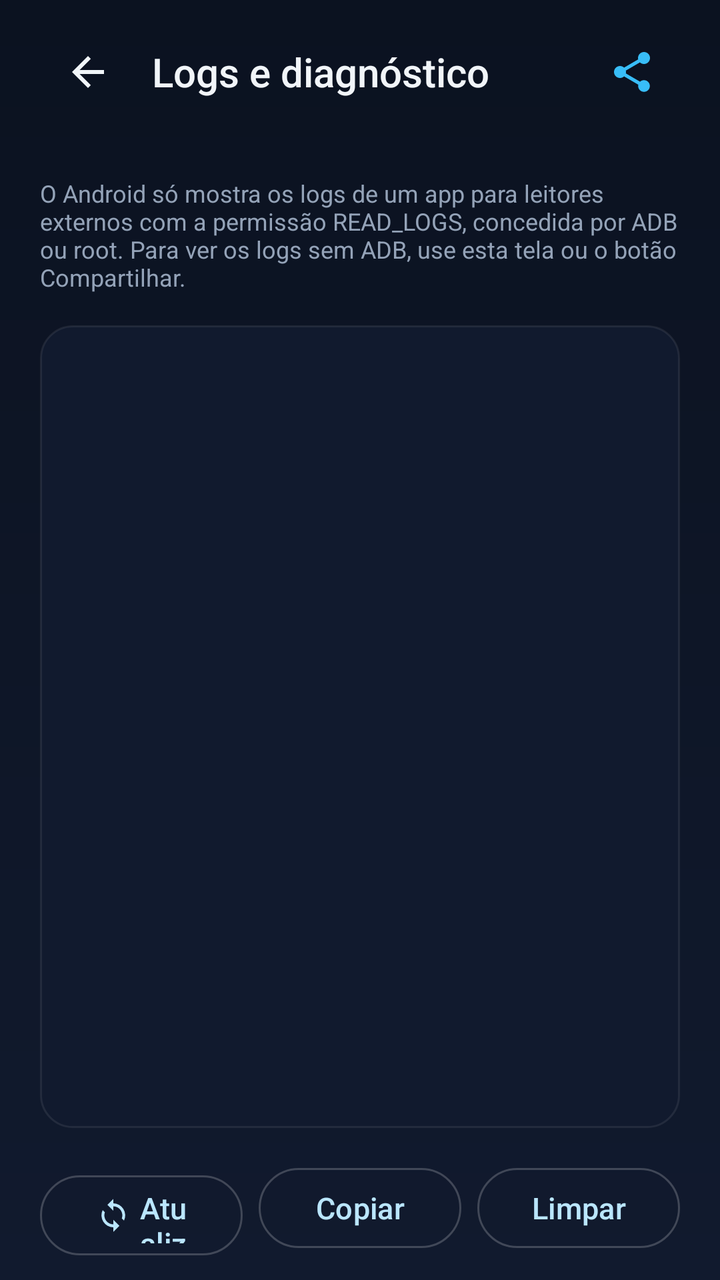
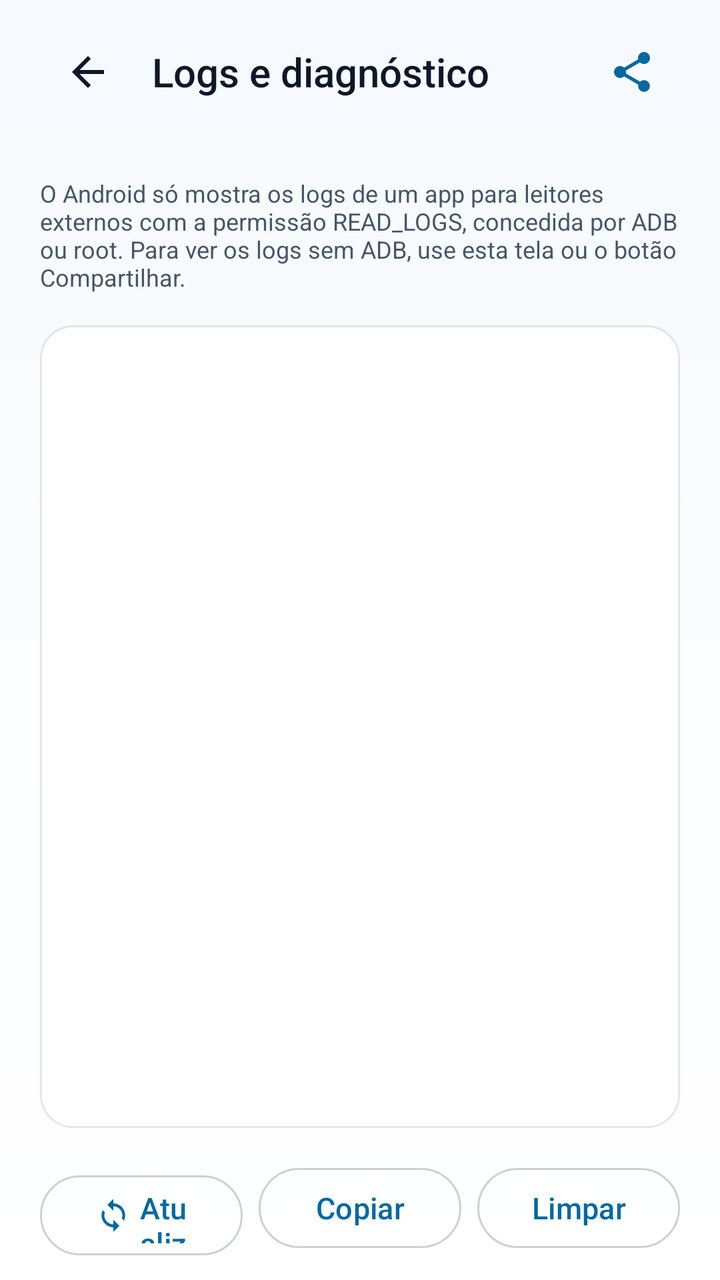

Before-and-after screenshots of an Android layout around one commit, followed by the original layout XML and the change that was made.
<!-- AndroidManifest.xml: application theme Theme.MystMusic -->
<!-- res/layout/activity_logs.xml -->
<?xml version="1.0" encoding="utf-8"?>
<LinearLayout xmlns:android="http://schemas.android.com/apk/res/android"
    xmlns:app="http://schemas.android.com/apk/res-auto"
    android:id="@+id/logsRoot"
    android:layout_width="match_parent"
    android:layout_height="match_parent"
    android:background="@drawable/bg_app"
    android:orientation="vertical"
    android:paddingStart="@dimen/screen_margin"
    android:paddingTop="@dimen/screen_margin_small"
    android:paddingEnd="@dimen/screen_margin"
    android:paddingBottom="@dimen/screen_margin_small">

    <LinearLayout
        android:layout_width="match_parent"
        android:layout_height="wrap_content"
        android:gravity="center_vertical"
        android:orientation="horizontal">

        <ImageButton
            android:id="@+id/logsBack"
            android:layout_width="@dimen/touch_target"
            android:layout_height="@dimen/touch_target"
            android:background="?attr/selectableItemBackgroundBorderless"
            android:contentDescription="@string/common_back"
            android:src="@drawable/ic_back"
            app:tint="@color/text" />

        <TextView
            android:layout_width="0dp"
            android:layout_height="wrap_content"
            android:layout_marginStart="@dimen/space_s"
            android:layout_weight="1"
            android:fontFamily="sans-serif-medium"
            android:text="@string/logs_title"
            android:textColor="@color/text"
            android:textSize="@dimen/text_title" />

        <ImageButton
            android:id="@+id/logsShare"
            android:layout_width="@dimen/touch_target"
            android:layout_height="@dimen/touch_target"
            android:background="?attr/selectableItemBackgroundBorderless"
            android:contentDescription="@string/logs_share"
            android:src="@drawable/ic_share"
            app:tint="@color/sky_400" />
    </LinearLayout>

    <TextView
        android:id="@+id/logsPath"
        android:layout_width="match_parent"
        android:layout_height="wrap_content"
        android:layout_marginTop="@dimen/space_s"
        android:textColor="@color/text_dim"
        android:textSize="@dimen/text_small" />

    <TextView
        android:id="@+id/logsHint"
        android:layout_width="match_parent"
        android:layout_height="wrap_content"
        android:layout_marginTop="@dimen/space_xs"
        android:text="@string/logs_logcat_hint"
        android:textColor="@color/text_dim"
        android:textSize="@dimen/text_small" />

    <ScrollView
        android:id="@+id/logsScroll"
        android:layout_width="match_parent"
        android:layout_height="0dp"
        android:layout_marginTop="@dimen/space_m"
        android:layout_weight="1"
        android:background="@drawable/bg_card"
        android:fillViewport="true"
        android:focusable="true"
        android:padding="@dimen/space_m"
        android:scrollbars="vertical">

        <TextView
            android:id="@+id/logsText"
            android:layout_width="match_parent"
            android:layout_height="wrap_content"
            android:fontFamily="monospace"
            android:textColor="@color/text"
            android:textIsSelectable="true"
            android:textSize="@dimen/text_small" />
    </ScrollView>

    <LinearLayout
        android:layout_width="match_parent"
        android:layout_height="wrap_content"
        android:layout_marginTop="@dimen/space_m"
        android:orientation="horizontal">

        <com.google.android.material.button.MaterialButton
            android:id="@+id/logsRefresh"
            style="@style/Widget.MystMusic.Button.Secondary"
            android:layout_width="0dp"
            android:layout_height="@dimen/touch_target"
            android:layout_weight="1"
            android:text="@string/logs_refresh"
            app:icon="@drawable/ic_sync"
            app:iconGravity="textStart"
            app:iconPadding="@dimen/space_xs" />

        <com.google.android.material.button.MaterialButton
            android:id="@+id/logsCopy"
            style="@style/Widget.MystMusic.Button.Secondary"
            android:layout_width="0dp"
            android:layout_height="@dimen/touch_target"
            android:layout_marginStart="@dimen/space_s"
            android:layout_weight="1"
            android:text="@string/logs_copy" />

        <com.google.android.material.button.MaterialButton
            android:id="@+id/logsClear"
            style="@style/Widget.MystMusic.Button.Secondary"
            android:layout_width="0dp"
            android:layout_height="@dimen/touch_target"
            android:layout_marginStart="@dimen/space_s"
            android:layout_weight="1"
            android:text="@string/logs_clear" />
    </LinearLayout>
</LinearLayout>
<!-- resources referenced by this layout -->
<resources>
  <color name="text">#F1F5F9</color>
  <color name="text_dim">#94A3B8</color>
  <!-- drawable bg_app (drawable) -->
  <?xml version="1.0" encoding="utf-8"?>
  <shape xmlns:android="http://schemas.android.com/apk/res/android" android:shape="rectangle">
      <gradient android:angle="270" android:startColor="@color/bg" android:endColor="@color/surface" />
  </shape>
  <!-- drawable bg_card (drawable) -->
  <?xml version="1.0" encoding="utf-8"?>
  <shape xmlns:android="http://schemas.android.com/apk/res/android" android:shape="rectangle">
      <solid android:color="@color/surface" />
      <corners android:radius="16dp" />
      <stroke android:width="1dp" android:color="@color/white_8" />
  </shape>
  <style name="Widget.MystMusic.Button.Secondary" parent="Widget.Material3.Button.OutlinedButton">
          <item name="android:textColor">@color/sky_200</item>
          <item name="strokeColor">@color/white_20</item>
          <item name="cornerRadius">24dp</item>
          <item name="android:textAllCaps">false</item>
          <item name="android:textSize">@dimen/text_button</item>
          <item name="android:minHeight">@dimen/touch_target</item>
          <item name="iconTint">@color/sky_200</item>
      </style>
  <style name="Theme.MystMusic" parent="Theme.Material3.Dark.NoActionBar">
          <item name="colorPrimary">@color/sky_400</item>
          <item name="colorOnPrimary">@color/bg</item>
          <item name="colorPrimaryContainer">@color/sky_500</item>
          <item name="colorOnPrimaryContainer">@color/bg</item>
          <item name="colorSecondary">@color/sky_500</item>
          <item name="colorOnSecondary">@color/text</item>
          <item name="colorSurface">@color/surface</item>
          <item name="colorOnSurface">@color/text</item>
          <item name="colorOnSurfaceVariant">@color/text_dim</item>
          <item name="colorError">@color/error</item>
          <item name="android:colorBackground">@color/bg</item>
          <item name="android:windowBackground">@drawable/bg_app</item>
          <item name="android:statusBarColor">@android:color/transparent</item>
          <item name="android:navigationBarColor">@android:color/transparent</item>
          <item name="android:windowLightStatusBar">false</item>
          <item name="android:windowLightNavigationBar">false</item>
          <item name="android:windowDrawsSystemBarBackgrounds">true</item>
          <item name="android:textColorPrimary">@color/text</item>
          <item name="android:textColorSecondary">@color/text_dim</item>
          <item name="materialAlertDialogTheme">@style/ThemeOverlay.MystMusic.Dialog</item>
          <item name="bottomSheetDialogTheme">@style/ThemeOverlay.MystMusic.BottomSheet</item>
          <item name="android:windowAnimationStyle">@style/Animation.MystMusic.Window</item>
          <item name="android:windowContentTransitions">true</item>
          <item name="android:forceDarkAllowed" tools:targetApi="q">false</item>
      </style>
  <color name="bg">#0B1220</color>
  <color name="surface">#111A2E</color>
  <color name="white_8">#14FFFFFF</color>
  <color name="sky_200">#BAE6FD</color>
  <color name="white_20">#33FFFFFF</color>
  <color name="sky_500">#0EA5E9</color>
  <color name="error">#F87171</color>
  <style name="ThemeOverlay.MystMusic.Dialog" parent="ThemeOverlay.Material3.MaterialAlertDialog">
          <item name="colorSurface">@color/surface_alt</item>
          <item name="colorOnSurface">@color/text</item>
          <item name="colorPrimary">@color/sky_400</item>
          <item name="android:windowBackground">@color/transparent</item>
          <item name="android:windowAnimationStyle">@style/Animation.MystMusic.Dialog</item>
      </style>
  <color name="surface_alt">#16223A</color>
  <style name="Widget.MystMusic.BottomSheet" parent="Widget.Material3.BottomSheet.Modal">
          <item name="backgroundTint">@color/surface_alt</item>
          <item name="shapeAppearanceOverlay">@style/ShapeAppearance.MystMusic.BottomSheet</item>
      </style>
  <!-- unchanged entries left out for length: 25 -->
</resources>

<!-- the commit's change to res/layout/activity_logs.xml (unified diff, before → after) -->
@@ -24,7 +24,7 @@
             android:background="?attr/selectableItemBackgroundBorderless"
             android:contentDescription="@string/common_back"
             android:src="@drawable/ic_back"
-            app:tint="@color/text" />
+            app:tint="?attr/mystOnSurface" />
 
         <TextView
             android:layout_width="0dp"
@@ -33,7 +33,7 @@
             android:layout_weight="1"
             android:fontFamily="sans-serif-medium"
             android:text="@string/logs_title"
-            android:textColor="@color/text"
+            android:textColor="?attr/mystOnSurface"
             android:textSize="@dimen/text_title" />
 
         <ImageButton
@@ -43,7 +43,7 @@
             android:background="?attr/selectableItemBackgroundBorderless"
             android:contentDescription="@string/logs_share"
             android:src="@drawable/ic_share"
-            app:tint="@color/sky_400" />
+            app:tint="?attr/mystAccentText" />
     </LinearLayout>
 
     <TextView
@@ -51,7 +51,7 @@
         android:layout_width="match_parent"
         android:layout_height="wrap_content"
         android:layout_marginTop="@dimen/space_s"
-        android:textColor="@color/text_dim"
+        android:textColor="?attr/mystOnSurfaceDim"
         android:textSize="@dimen/text_small" />
 
     <TextView
@@ -60,7 +60,7 @@
         android:layout_height="wrap_content"
         android:layout_marginTop="@dimen/space_xs"
         android:text="@string/logs_logcat_hint"
-        android:textColor="@color/text_dim"
+        android:textColor="?attr/mystOnSurfaceDim"
         android:textSize="@dimen/text_small" />
 
     <ScrollView
@@ -80,7 +80,7 @@
             android:layout_width="match_parent"
             android:layout_height="wrap_content"
             android:fontFamily="monospace"
-            android:textColor="@color/text"
+            android:textColor="?attr/mystOnSurface"
             android:textIsSelectable="true"
             android:textSize="@dimen/text_small" />
     </ScrollView>
<!-- resource entries referenced after the edit -->
@@ -1,71 +1,111 @@
 <!-- resources referenced by this layout -->
 <resources>
-  <color name="text">#F1F5F9</color>
-  <color name="text_dim">#94A3B8</color>
   <!-- drawable bg_app (drawable) -->
   <?xml version="1.0" encoding="utf-8"?>
   <shape xmlns:android="http://schemas.android.com/apk/res/android" android:shape="rectangle">
-      <gradient android:angle="270" android:startColor="@color/bg" android:endColor="@color/surface" />
+      <gradient android:angle="270" android:startColor="?attr/mystBackground" android:endColor="?attr/mystSurface" />
   </shape>
   <!-- drawable bg_card (drawable) -->
   <?xml version="1.0" encoding="utf-8"?>
   <shape xmlns:android="http://schemas.android.com/apk/res/android" android:shape="rectangle">
-      <solid android:color="@color/surface" />
+      <solid android:color="?attr/mystSurface" />
       <corners android:radius="16dp" />
-      <stroke android:width="1dp" android:color="@color/white_8" />
+      <stroke android:width="1dp" android:color="?attr/mystStroke" />
   </shape>
   <style name="Widget.MystMusic.Button.Secondary" parent="Widget.Material3.Button.OutlinedButton">
-          <item name="android:textColor">@color/sky_200</item>
-          <item name="strokeColor">@color/white_20</item>
+          <item name="android:textColor">?attr/mystAccentText</item>
+          <item name="strokeColor">?attr/mystStrokeStrong</item>
           <item name="cornerRadius">24dp</item>
           <item name="android:textAllCaps">false</item>
           <item name="android:textSize">@dimen/text_button</item>
           <item name="android:minHeight">@dimen/touch_target</item>
-          <item name="iconTint">@color/sky_200</item>
+          <item name="iconTint">?attr/mystAccentText</item>
       </style>
-  <style name="Theme.MystMusic" parent="Theme.Material3.Dark.NoActionBar">
-          <item name="colorPrimary">@color/sky_400</item>
-          <item name="colorOnPrimary">@color/bg</item>
-          <item name="colorPrimaryContainer">@color/sky_500</item>
-          <item name="colorOnPrimaryContainer">@color/bg</item>
-          <item name="colorSecondary">@color/sky_500</item>
-          <item name="colorOnSecondary">@color/text</item>
-          <item name="colorSurface">@color/surface</item>
-          <item name="colorOnSurface">@color/text</item>
-          <item name="colorOnSurfaceVariant">@color/text_dim</item>
-          <item name="colorError">@color/error</item>
-          <item name="android:colorBackground">@color/bg</item>
+  <style name="Theme.MystMusic" parent="Theme.MystMusic.Base">
+          <item name="colorPrimary">@color/light_accent</item>
+          <item name="colorOnPrimary">@color/on_accent</item>
+          <item name="colorPrimaryContainer">@color/sky_400</item>
+          <item name="colorOnPrimaryContainer">@color/on_accent</item>
+          <item name="colorSecondary">@color/light_accent_text</item>
+          <item name="colorOnSecondary">@color/on_accent</item>
+          <item name="colorSurface">@color/light_surface</item>
+          <item name="colorOnSurface">@color/light_text</item>
+          <item name="colorSurfaceVariant">@color/light_surface_alt</item>
+          <item name="colorOnSurfaceVariant">@color/light_text_dim</item>
+          <item name="colorOutline">@color/light_stroke_strong</item>
+          <item name="colorError">@color/light_error</item>
+          <item name="colorOnError">@color/white</item>
+          <item name="colorControlNormal">@color/light_text_dim</item>
+          <item name="colorControlActivated">@color/light_accent</item>
+          <item name="colorControlHighlight">@color/accent_alpha_24</item>
+          <item name="android:colorBackground">@color/light_bg</item>
+          <item name="android:textColorPrimary">@color/light_text</item>
+          <item name="android:textColorSecondary">@color/light_text_dim</item>
+          <item name="android:windowLightStatusBar" tools:targetApi="m">true</item>
+          <item name="android:windowLightNavigationBar" tools:targetApi="o_mr1">true</item>
+  
+          <item name="mystBackground">@color/light_bg</item>
+          <item name="mystSurface">@color/light_surface</item>
+          <item name="mystSurfaceAlt">@color/light_surface_alt</item>
+          <item name="mystOnSurface">@color/light_text</item>
+          <item name="mystOnSurfaceDim">@color/light_text_dim</item>
+          <item name="mystNavbarBg">@color/light_navbar</item>
+          <item name="mystStroke">@color/light_stroke</item>
+          <item name="mystStrokeStrong">@color/light_stroke_strong</item>
+          <item name="mystGradientStart">@color/light_bg</item>
+          <item name="mystGradientEnd">@color/light_surface_alt</item>
+          <item name="mystAccent">@color/light_accent</item>
+          <item name="mystAccentDark">@color/light_accent_dark</item>
+          <item name="mystAccentText">@color/light_accent_text</item>
+          <item name="mystOnAccent">@color/on_accent</item>
+          <item name="mystOnImage">@color/on_image</item>
+          <item name="mystImageScrim">@color/image_scrim</item>
+          <item name="mystPlayerScrim">@color/light_player_scrim</item>
+          <item name="mystError">@color/light_error</item>
+          <item name="mystSuccess">@color/light_success</item>
+          <item name="mystAccentAlpha16">@color/accent_alpha_16</item>
+          <item name="mystAccentAlpha24">@color/accent_alpha_24</item>
+      </style>
+  <style name="Theme.MystMusic.Base" parent="Theme.Material3.DayNight.NoActionBar">
           <item name="android:windowBackground">@drawable/bg_app</item>
           <item name="android:statusBarColor">@android:color/transparent</item>
           <item name="android:navigationBarColor">@android:color/transparent</item>
-          <item name="android:windowLightStatusBar">false</item>
-          <item name="android:windowLightNavigationBar">false</item>
           <item name="android:windowDrawsSystemBarBackgrounds">true</item>
-          <item name="android:textColorPrimary">@color/text</item>
-          <item name="android:textColorSecondary">@color/text_dim</item>
+          <item name="android:windowContentTransitions">true</item>
+          <item name="android:forceDarkAllowed" tools:targetApi="q">false</item>
           <item name="materialAlertDialogTheme">@style/ThemeOverlay.MystMusic.Dialog</item>
           <item name="bottomSheetDialogTheme">@style/ThemeOverlay.MystMusic.BottomSheet</item>
           <item name="android:windowAnimationStyle">@style/Animation.MystMusic.Window</item>
-          <item name="android:windowContentTransitions">true</item>
-          <item name="android:forceDarkAllowed" tools:targetApi="q">false</item>
       </style>
-  <color name="bg">#0B1220</color>
-  <color name="surface">#111A2E</color>
-  <color name="white_8">#14FFFFFF</color>
-  <color name="sky_200">#BAE6FD</color>
-  <color name="white_20">#33FFFFFF</color>
-  <color name="sky_500">#0EA5E9</color>
-  <color name="error">#F87171</color>
+  <color name="light_accent">#0EA5E9</color>
+  <color name="on_accent">#04202E</color>
+  <color name="light_accent_text">#0369A1</color>
+  <color name="light_surface">#FFFFFF</color>
+  <color name="light_text">#0F172A</color>
+  <color name="light_surface_alt">#E8F3FC</color>
+  <color name="light_text_dim">#475569</color>
+  <color name="light_stroke_strong">#330F172A</color>
+  <color name="light_error">#DC2626</color>
+  <color name="white">#FFFFFF</color>
+  <color name="accent_alpha_24">#3D38BDF8</color>
+  <color name="light_bg">#F6FAFE</color>
+  <color name="light_navbar">#EBFFFFFF</color>
+  <color name="light_stroke">#1A0F172A</color>
+  <color name="light_accent_dark">#0284C7</color>
+  <color name="on_image">#FFFFFF</color>
+  <color name="image_scrim">#80000000</color>
+  <color name="light_player_scrim">#CCF6FAFE</color>
+  <color name="light_success">#15803D</color>
+  <color name="accent_alpha_16">#2938BDF8</color>
   <style name="ThemeOverlay.MystMusic.Dialog" parent="ThemeOverlay.Material3.MaterialAlertDialog">
-          <item name="colorSurface">@color/surface_alt</item>
-          <item name="colorOnSurface">@color/text</item>
-          <item name="colorPrimary">@color/sky_400</item>
+          <item name="colorSurface">?attr/mystSurfaceAlt</item>
+          <item name="colorOnSurface">?attr/mystOnSurface</item>
+          <item name="colorPrimary">?attr/mystAccentText</item>
           <item name="android:windowBackground">@color/transparent</item>
           <item name="android:windowAnimationStyle">@style/Animation.MystMusic.Dialog</item>
       </style>
-  <color name="surface_alt">#16223A</color>
   <style name="Widget.MystMusic.BottomSheet" parent="Widget.Material3.BottomSheet.Modal">
-          <item name="backgroundTint">@color/surface_alt</item>
+          <item name="backgroundTint">?attr/mystSurfaceAlt</item>
           <item name="shapeAppearanceOverlay">@style/ShapeAppearance.MystMusic.BottomSheet</item>
       </style>
   <!-- unchanged entries left out for length: 25 -->
